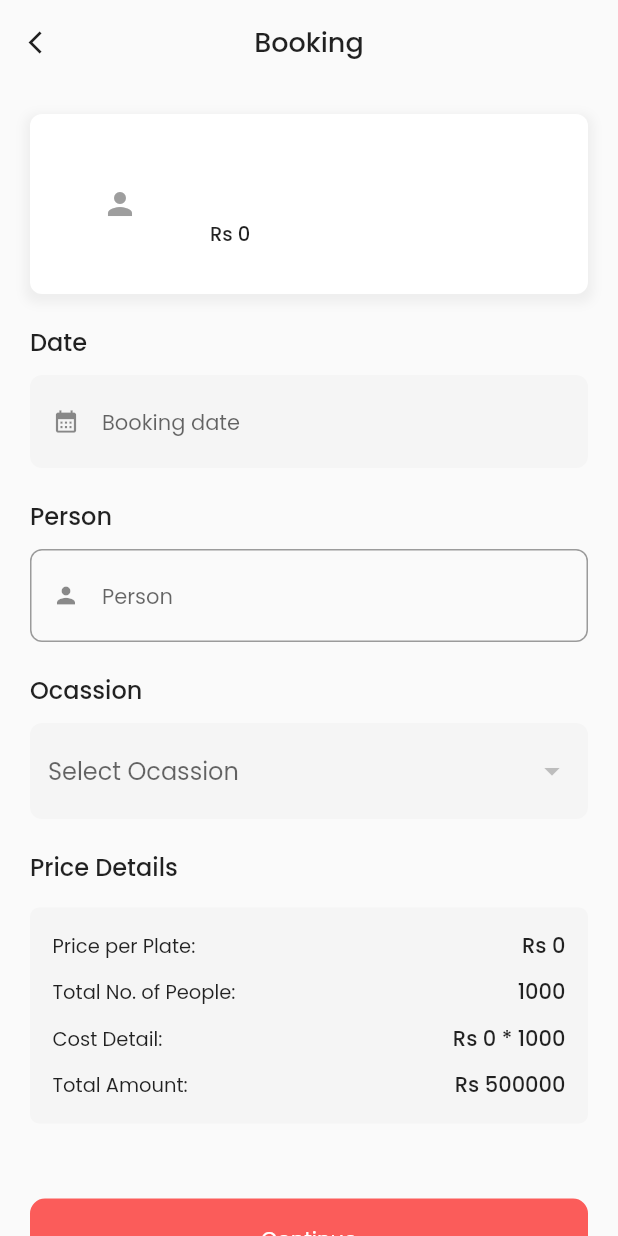
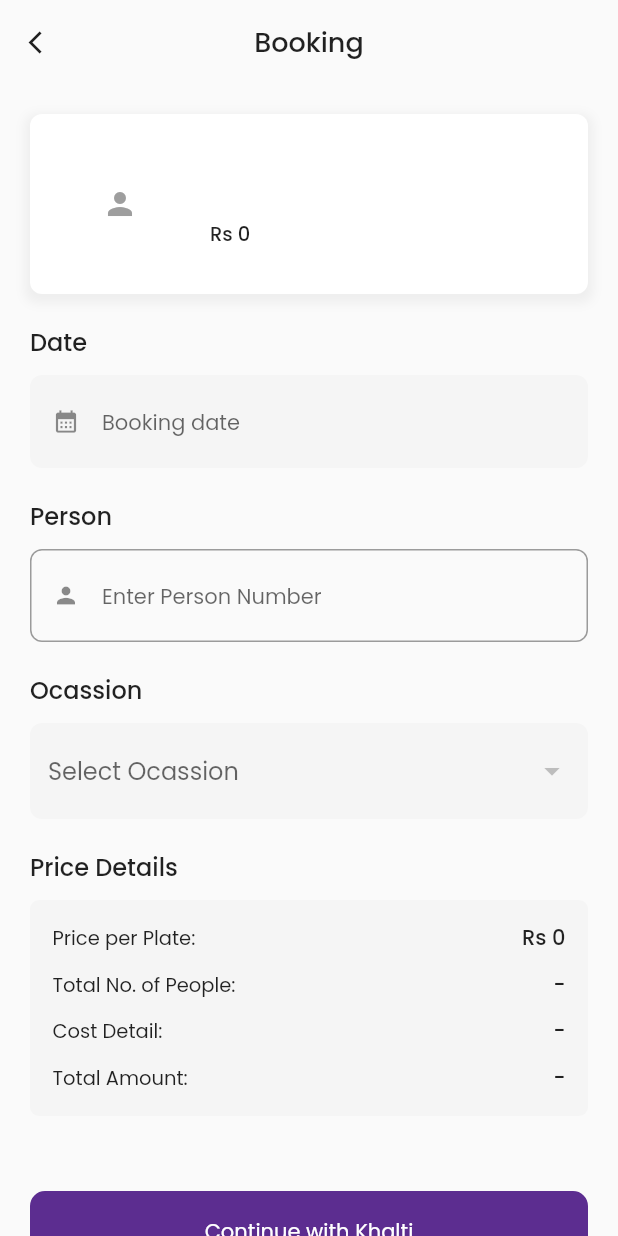
Before and after one commit to lgic-project/venue-match, a Flutter app: the BookingScreen screen opened directly with empty values, on a phone screen of 412 x 824 dp. Run offline on Flutter 3.47's test engine with Material 2 defaults, Android fonts, the phone set to English and light mode, and no system bars; drawn by our look-alikes of cached_network_image; our stand-ins replace get, google_fonts, lottie, shared_preferences; missing offline and left inert: khalti_flutter; accounts and stored records are empty; network calls fail.

Commit message:
modified : booking screen

```diff
--- a/lib/modules/booking/booking_screen.dart
+++ b/lib/modules/booking/booking_screen.dart
@@ -13,20 +13,27 @@
 
 class BookingScreen extends StatelessWidget {
   final Venues venues;
+  final String? categoryId;
 
   const BookingScreen({
     super.key,
     required this.venues,
+    this.categoryId,
   });
 
   @override
   Widget build(BuildContext context) {
     return Scaffold(
         appBar: const CustomAppBarWidget(title: 'Booking'),
-        body: GetBuilder<BookingController>(builder: (_) {
+        body: GetBuilder<BookingController>(initState: (state) {
+          BookingController.controller.clearBookingFieldValues();
+          BookingController.controller.venuesList = venues;
+        }, builder: (_) {
           return SingleChildScrollView(
             padding: const EdgeInsets.all(20),
             physics: const BouncingScrollPhysics(),
+            child: Form(
+              key: _.bookingFormKey,
               child: Column(
                 crossAxisAlignment: CrossAxisAlignment.start,
                 children: [
@@ -59,9 +66,17 @@
                   ),
                   const SizedBox(height: 10),
                   CustomTextFormField(
-                  hint: "Person",
+                    hint: "Enter Person Number",
                     icon: Icons.person,
                     controller: _.bookingPersonController,
+                    textInputAction: TextInputAction.done,
+                    keyboardType: TextInputType.number,
+                    onChanged: (value) => _.onBookingPersonChanged(),
+                    validator: (value) {
+                      if (value.toString().isEmpty) {
+                        return "Person can not be Empty!";
+                      }
+                    },
                   ),
                   const SizedBox(height: 20),
                   Text(
@@ -86,7 +101,8 @@
                             ),
                           )
                           .toList(),
-                    onChanged: (value) {},
+                      value: categoryId,
+                      onChanged: (value) => _.setOcassionDropdownValue(value),
                       decoration: InputDecoration(
                         fillColor: lightColor,
                         filled: true,
@@ -104,7 +120,7 @@
                       fontSize: 16,
                     ),
                   ),
-                const SizedBox(height: 15),
+                  const SizedBox(height: 10),
                   Container(
                     decoration: BoxDecoration(
                       color: lightColor,
@@ -141,7 +157,7 @@
                               ),
                             ),
                             Text(
-                            "1000",
+                              _.bookingPeopleNum ?? '-',
                               style: GoogleFonts.poppins(
                                 fontWeight: FontWeight.w500,
                               ),
@@ -159,7 +175,9 @@
                               ),
                             ),
                             Text(
-                            "Rs ${venues.price} * 1000",
+                              (_.bookingPersonController.text.isEmpty)
+                                  ? '-'
+                                  : "Rs ${venues.price} * ${_.bookingPeopleNum}",
                               style: GoogleFonts.poppins(
                                 fontWeight: FontWeight.w500,
                               ),
@@ -177,7 +195,9 @@
                               ),
                             ),
                             Text(
-                            "Rs 500000",
+                              (_.bookingPersonController.text.isEmpty)
+                                  ? '-'
+                                  : "${_.bookingTotalAmt}",
                               style: GoogleFonts.poppins(
                                 fontWeight: FontWeight.w500,
                               ),
@@ -189,14 +209,16 @@
                   ),
                   const SizedBox(height: 50),
                   InkWell(
-                    onTap: () {},
+                      onTap: () => _.checkBookingFields(context),
                       child: CustomButton(
                         screenWidth: appWidth,
-                      label: "Continue",
+                        label: "Continue with Khalti",
                         textColor: Colors.white,
-                      backgroundColor: primaryColor,
+                        backgroundColor: const Color(0xff5C2D90),
+                        borderColor: const Color(0xff5C2D90),
                       )),
                 ],
+              ),
             ),
           );
         }));
```
Lines whose indentation alone changed are shown as unchanged.
